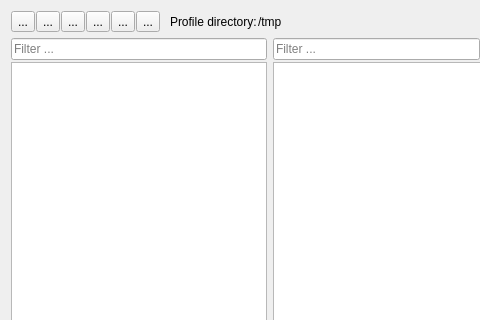
chgans/leda-playground, file graphicsview-1/colorprofileeditor.ui: the form before one commit; both pictures show x 0 to 480 and y 0 to 320 of the 819 by 455 pixel window.
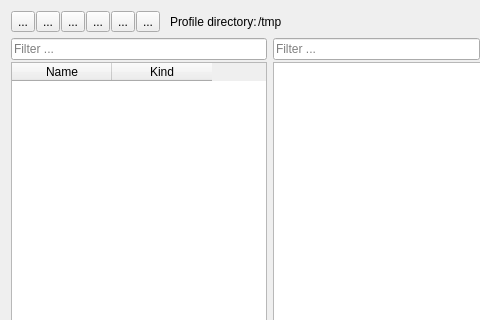
The form after the commit. Icons and pictures are not drawn. Custom widgets are drawn as their Qt base class.

Commit message: graphicsview-a: Improved color profile editor and manager

```diff
--- a/graphicsview-1/colorprofileeditor.ui
+++ b/graphicsview-1/colorprofileeditor.ui
@@ -187,19 +187,26 @@
         </layout>
        </item>
        <item>
-        <widget class="QListWidget" name="profileList">
+        <widget class="QTableWidget" name="profileTable">
          <property name="sizePolicy">
           <sizepolicy hsizetype="Fixed" vsizetype="Expanding">
            <horstretch>0</horstretch>
            <verstretch>0</verstretch>
           </sizepolicy>
          </property>
-         <property name="minimumSize">
-          <size>
-           <width>200</width>
-           <height>0</height>
-          </size>
+         <property name="alternatingRowColors">
+          <bool>true</bool>
          </property>
+         <column>
+          <property name="text">
+           <string>Name</string>
+          </property>
+         </column>
+         <column>
+          <property name="text">
+           <string>Kind</string>
+          </property>
+         </column>
         </widget>
        </item>
       </layout>
```
The commit also changes 10 other files.
